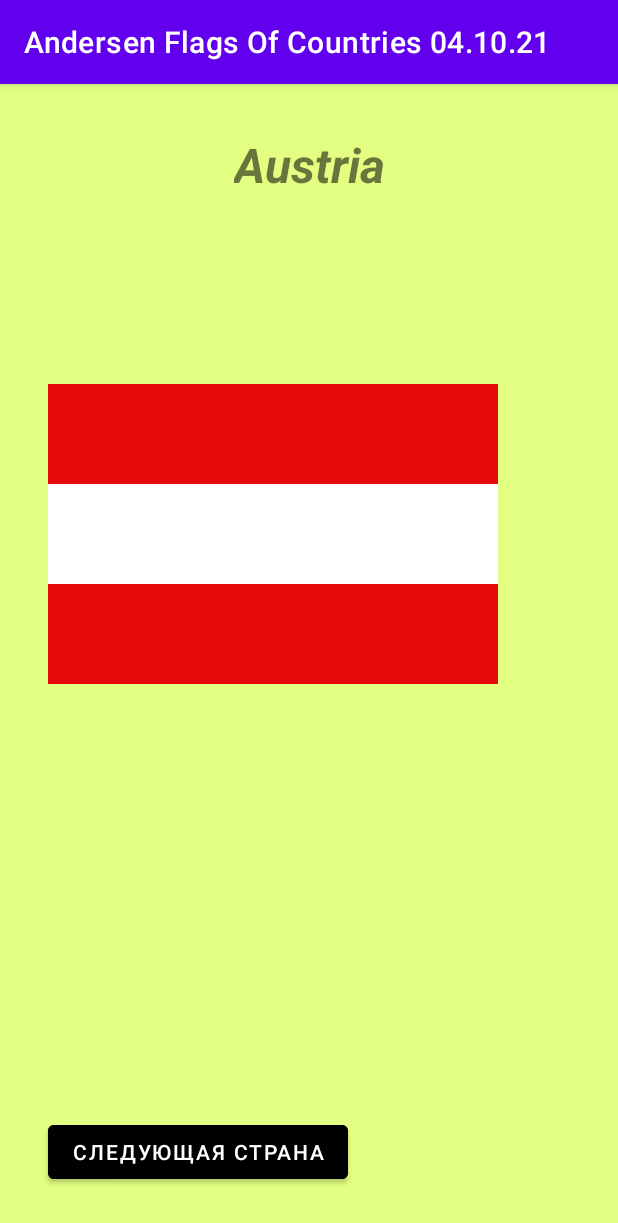
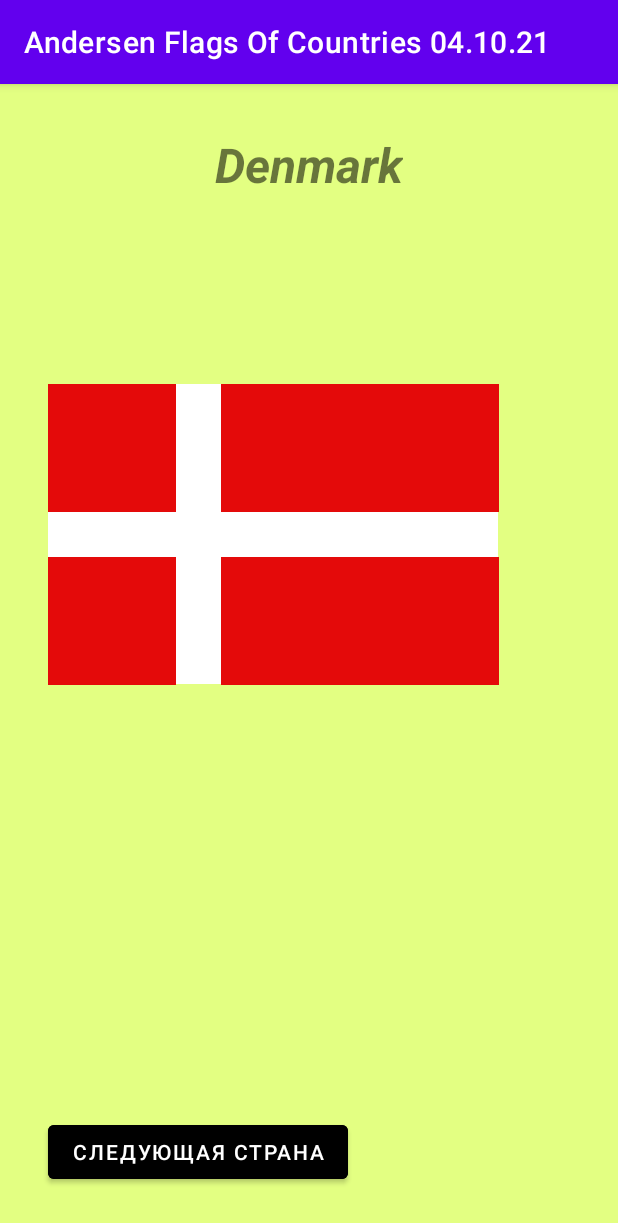
Before and after one commit to OmelchenkoMaksim/Andersen, an Android app: the Denmark screen opened directly, with no data from a screen before it, on a phone screen of 412 x 824 dp. Shown: the top 1223 px of the screen. Run offline under Robolectric (Android 15) with nearby library versions, the phone set to English and light mode, and no system bars.

Commit message:
all flags and countries

```diff
--- a/app/src/main/java/com/android/andersenflagsofcountries041021/Switzerland06.kt
+++ b/app/src/main/java/com/android/andersenflagsofcountries041021/Austria.kt
@@ -6,17 +6,17 @@ import android.os.Bundle
 import android.view.View
 import android.widget.Button
 
-class Switzerland06 : AppCompatActivity() {
+class Austria : AppCompatActivity() {
 
     private lateinit var buttonNextCountry: Button
     override fun onCreate(savedInstanceState: Bundle?) {
         super.onCreate(savedInstanceState)
-        setContentView(R.layout.activity_switzerland06)
+        setContentView(R.layout.activity_austria)
         buttonNextCountry = findViewById(R.id.button_to_next_country)
         buttonNextCountry.setOnClickListener(::toNextCountry)
     }
     private fun toNextCountry(view: View) {
-        val intent = Intent(this, Austria07::class.java)
+        val intent = Intent(this, Poland::class.java)
         startActivity(intent)
     }
 }
--- a/app/src/main/java/com/android/andersenflagsofcountries041021/Austria07.kt
+++ b/app/src/main/java/com/android/andersenflagsofcountries041021/Denmark.kt
@@ -6,17 +6,17 @@ import android.os.Bundle
 import android.view.View
 import android.widget.Button
 
-class Austria07 : AppCompatActivity() {
+class Denmark : AppCompatActivity() {
 
     private lateinit var buttonNextCountry: Button
     override fun onCreate(savedInstanceState: Bundle?) {
         super.onCreate(savedInstanceState)
-        setContentView(R.layout.activity_austria07)
+        setContentView(R.layout.activity_denmark)
         buttonNextCountry = findViewById(R.id.button_to_next_country)
         buttonNextCountry.setOnClickListener(::toNextCountry)
     }
     private fun toNextCountry(view: View) {
-        val intent = Intent(this, Poland08::class.java)
+        val intent = Intent(this, Switzerland::class.java)
         startActivity(intent)
     }
 }
--- a/app/src/main/java/com/android/andersenflagsofcountries041021/Denmark05.kt
+++ b/app/src/main/java/com/android/andersenflagsofcountries041021/Switzerland.kt
@@ -6,17 +6,17 @@ import android.os.Bundle
 import android.view.View
 import android.widget.Button
 
-class Denmark05 : AppCompatActivity() {
+class Switzerland : AppCompatActivity() {
 
     private lateinit var buttonNextCountry: Button
     override fun onCreate(savedInstanceState: Bundle?) {
         super.onCreate(savedInstanceState)
-        setContentView(R.layout.activity_denmark05)
+        setContentView(R.layout.activity_switzerland)
         buttonNextCountry = findViewById(R.id.button_to_next_country)
         buttonNextCountry.setOnClickListener(::toNextCountry)
     }
     private fun toNextCountry(view: View) {
-        val intent = Intent(this, Switzerland06::class.java)
+        val intent = Intent(this, Austria::class.java)
         startActivity(intent)
     }
 }
--- a/app/src/main/res/layout/activity_colombia02.xml
+++ b/app/src/main/res/layout/activity_colombia.xml
@@ -6,7 +6,7 @@
     android:layout_width="match_parent"
     android:layout_height="match_parent"
     android:orientation="vertical"
-    tools:context=".Colombia02">
+    tools:context=".Colombia">
 
     <TextView
         android:id="@+id/title_colombia"
--- a/app/src/main/res/layout/activity_thailand04.xml
+++ b/app/src/main/res/layout/activity_denmark.xml
@@ -5,25 +5,16 @@
     android:layout_width="match_parent"
     android:layout_height="match_parent"
     android:background="@color/main_background"
-    tools:context=".Thailand04">
-
-    <View
-        android:id="@+id/white2"
-        android:layout_width="300dp"
-        android:layout_height="33dp"
-        android:background="@color/white"
-        app:layout_constraintEnd_toEndOf="parent"
-        app:layout_constraintStart_toStartOf="parent"
-        app:layout_constraintTop_toBottomOf="@+id/red2" />
+    tools:context=".Denmark">
 
     <TextView
-        android:id="@+id/title_thailand"
+        android:id="@+id/title_denmark"
         android:layout_width="wrap_content"
         android:layout_height="wrap_content"
         android:layout_marginStart="@dimen/spacing_huge"
         android:layout_marginTop="@dimen/spacing_huge"
         android:layout_marginEnd="@dimen/spacing_huge"
-        android:text="@string/title_thailand"
+        android:text="@string/title_denmark"
         android:textSize="@dimen/title_size"
         android:textStyle="bold|italic"
         app:layout_constraintEnd_toEndOf="parent"
@@ -33,40 +24,57 @@
 
     <View
         android:id="@+id/red"
-        android:layout_width="300dp"
-        android:layout_height="33dp"
+        android:layout_width="85dp"
+        android:layout_height="85dp"
+        android:layout_marginStart="32dp"
         android:layout_marginTop="200dp"
         android:background="@color/red"
-        app:layout_constraintEnd_toEndOf="parent"
         app:layout_constraintStart_toStartOf="parent"
         app:layout_constraintTop_toTopOf="parent" />
 
     <View
+        android:id="@+id/red5"
+        android:layout_width="85dp"
+        android:layout_height="85dp"
+        android:layout_marginStart="32dp"
+        android:background="@color/red"
+        app:layout_constraintStart_toStartOf="parent"
+        app:layout_constraintTop_toBottomOf="@+id/white_1" />
+
+    <View
         android:id="@+id/white"
+        android:layout_width="30dp"
+        android:layout_height="200dp"
+        android:layout_marginTop="200dp"
+        android:background="@color/white"
+        app:layout_constraintStart_toEndOf="@+id/red"
+        app:layout_constraintTop_toTopOf="parent" />
+
+    <View
+        android:id="@+id/white_1"
         android:layout_width="300dp"
-        android:layout_height="33dp"
+        android:layout_height="30dp"
+        android:layout_marginStart="32dp"
         android:background="@color/white"
-        app:layout_constraintEnd_toEndOf="parent"
         app:layout_constraintStart_toStartOf="parent"
         app:layout_constraintTop_toBottomOf="@+id/red" />
 
     <View
-        android:id="@+id/red1"
-        android:layout_width="300dp"
-        android:layout_height="33dp"
+        android:id="@+id/red2"
+        android:layout_width="185dp"
+        android:layout_height="85dp"
+        android:layout_marginTop="200dp"
         android:background="@color/red"
-        app:layout_constraintEnd_toEndOf="parent"
-        app:layout_constraintStart_toStartOf="parent"
-        app:layout_constraintTop_toBottomOf="@+id/white2" />
+        app:layout_constraintStart_toEndOf="@+id/white"
+        app:layout_constraintTop_toTopOf="parent" />
 
     <View
-        android:id="@+id/red2"
-        android:layout_width="300dp"
-        android:layout_height="66dp"
-        android:background="@color/purple_700"
-        app:layout_constraintEnd_toEndOf="parent"
-        app:layout_constraintStart_toStartOf="parent"
-        app:layout_constraintTop_toBottomOf="@+id/white" />
+        android:id="@+id/red_2"
+        android:layout_width="185dp"
+        android:layout_height="85dp"
+        android:background="@color/red"
+        app:layout_constraintStart_toEndOf="@+id/white"
+        app:layout_constraintTop_toBottomOf="@+id/white_1" />
 
     <Button
         android:id="@+id/button_to_next_country"
--- a/app/src/main/res/layout/activity_austria07.xml
+++ b/app/src/main/res/layout/activity_madagascar.xml
@@ -5,16 +5,16 @@
     android:layout_width="match_parent"
     android:layout_height="match_parent"
     android:background="@color/main_background"
-    tools:context=".Austria07">
+    tools:context=".Madagascar">
 
     <TextView
-        android:id="@+id/title_austria"
+        android:id="@+id/title_madagascar"
         android:layout_width="wrap_content"
         android:layout_height="wrap_content"
         android:layout_marginStart="@dimen/spacing_huge"
         android:layout_marginTop="@dimen/spacing_huge"
         android:layout_marginEnd="@dimen/spacing_huge"
-        android:text="@string/title_austria"
+        android:text="@string/title_madagascar"
         android:textSize="@dimen/title_size"
         android:textStyle="bold|italic"
         app:layout_constraintEnd_toEndOf="parent"
@@ -24,30 +24,29 @@
 
     <View
         android:id="@+id/red"
-        android:layout_width="300dp"
-        android:layout_height="66.6dp"
+        android:layout_width="100dp"
+        android:layout_height="200dp"
         android:layout_marginStart="32dp"
         android:layout_marginTop="200dp"
-        android:background="@color/red"
+        android:background="@color/white"
         app:layout_constraintStart_toStartOf="parent"
         app:layout_constraintTop_toTopOf="parent" />
 
     <View
         android:id="@+id/white"
-        android:layout_width="300dp"
-        android:layout_height="66.6dp"
-        android:layout_marginStart="32dp"
-        android:background="@color/white"
-        app:layout_constraintStart_toStartOf="parent"
-        app:layout_constraintTop_toBottomOf="@+id/red" />
+        android:layout_width="200dp"
+        android:layout_height="100dp"
+        android:layout_marginTop="200dp"
+        android:background="@color/red"
+        app:layout_constraintStart_toEndOf="@+id/red"
+        app:layout_constraintTop_toTopOf="parent" />
 
     <View
         android:id="@+id/red2"
-        android:layout_width="300dp"
-        android:layout_height="66.6dp"
-        android:layout_marginStart="32dp"
-        android:background="@color/red"
-        app:layout_constraintStart_toStartOf="parent"
+        android:layout_width="200dp"
+        android:layout_height="100dp"
+        android:background="@color/green"
+        app:layout_constraintStart_toEndOf="@+id/red"
         app:layout_constraintTop_toBottomOf="@+id/white" />
 
     <Button
--- a/app/src/main/res/layout/activity_switzerland06.xml
+++ b/app/src/main/res/layout/activity_switzerland.xml
@@ -5,7 +5,7 @@
     android:layout_width="match_parent"
     android:layout_height="match_parent"
     android:background="@color/main_background"
-    tools:context=".Switzerland06">
+    tools:context=".Switzerland">
 
     <TextView
         android:id="@+id/title_switzerland"
```
Also changed, not shown: app/src/main/AndroidManifest.xml (+8 -8 lines), app/src/main/java/com/android/andersenflagsofcountries041021/Colombia.kt (renamed from app/src/main/java/com/android/andersenflagsofcountries041021/Madagascar03.kt, +5 -4 lines), app/src/main/java/com/android/andersenflagsofcountries041021/Italy.kt (renamed from app/src/main/java/com/android/andersenflagsofcountries041021/Thailand04.kt, +6 -3 lines), app/src/main/java/com/android/andersenflagsofcountries041021/Madagascar.kt (renamed from app/src/main/java/com/android/andersenflagsofcountries041021/Colombia02.kt, +4 -5 lines), app/src/main/java/com/android/andersenflagsofcountries041021/Poland.kt (renamed from app/src/main/java/com/android/andersenflagsofcountries041021/Italy01.kt, +3 -7 lines), app/src/main/java/com/android/andersenflagsofcountries041021/Thailand.kt (renamed from app/src/main/java/com/android/andersenflagsofcountries041021/Poland08.kt, +4 -3 lines), app/src/main/res/layout/activity_austria.xml (renamed from app/src/main/res/layout/activity_madagascar03.xml, +17 -16 lines), app/src/main/res/layout/activity_italy.xml (renamed from app/src/main/res/layout/activity_denmark05.xml, +10 -36 lines), app/src/main/res/layout/activity_poland.xml (renamed from app/src/main/res/layout/activity_italy01.xml, +17 -24 lines), app/src/main/res/layout/activity_thailand.xml (renamed from app/src/main/res/layout/activity_poland08.xml, +39 -14 lines).
